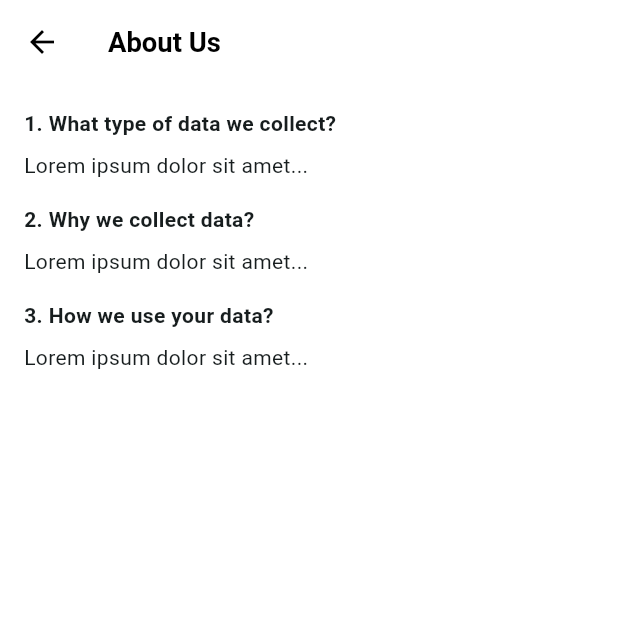
After one commit to iArgho/crew_match, a Flutter app: the ProfileScreen screen opened directly, after a tap on "Settings", after a tap on "About Us", on a phone screen of 412 x 824 dp, the top half of it. The commit adds this screen. Run offline on Flutter 3.47's test engine with Material 3 defaults, Android fonts, the phone set to English and light mode, and no system bars; our stand-ins replace flutter_screenutil, flutter_svg, get; Roboto replaces fonts that are missing (static const String logoColor); project files that could hold a hidden picture were left out.

Commit message:
All componant has added.

```diff
--- /dev/null
+++ b/lib/presentation/settings/about_screen.dart
@@ -0,0 +1,39 @@
+import 'package:flutter/material.dart';
+
+class AboutScreen extends StatelessWidget {
+  const AboutScreen({super.key});
+
+  @override
+  Widget build(BuildContext context) {
+    return Scaffold(
+      appBar: AppBar(title: const Text("About Us")),
+      body: Padding(
+        padding: const EdgeInsets.all(16.0),
+        child: ListView(
+          children: const [
+            Text(
+              "1. What type of data we collect?",
+              style: TextStyle(fontWeight: FontWeight.bold),
+            ),
+            SizedBox(height: 8),
+            Text("Lorem ipsum dolor sit amet..."),
+            SizedBox(height: 16),
+            Text(
+              "2. Why we collect data?",
+              style: TextStyle(fontWeight: FontWeight.bold),
+            ),
+            SizedBox(height: 8),
+            Text("Lorem ipsum dolor sit amet..."),
+            SizedBox(height: 16),
+            Text(
+              "3. How we use your data?",
+              style: TextStyle(fontWeight: FontWeight.bold),
+            ),
+            SizedBox(height: 8),
+            Text("Lorem ipsum dolor sit amet..."),
+          ],
+        ),
+      ),
+    );
+  }
+}
--- a/lib/presentation/settings/setting_screens.dart
+++ b/lib/presentation/settings/setting_screens.dart
@@ -0,0 +1,84 @@
+import 'package:crew_match/presentation/settings/privecy_pollicy_screen.dart';
+import 'package:crew_match/presentation/settings/terms_of_service.dart';
+import 'package:flutter/material.dart';
+import 'about_screen.dart';
+
+class SettingScreens extends StatelessWidget {
+  const SettingScreens({super.key});
+
+  @override
+  Widget build(BuildContext context) {
+    return Scaffold(
+      appBar: AppBar(title: const Text("Settings")),
+      body: ListView(
+        padding: const EdgeInsets.all(16),
+        children: [
+          ListTile(
+            leading: const Icon(Icons.lock_outline),
+            title: const Text("Change Password"),
+            trailing: const Icon(Icons.arrow_forward_ios, size: 16),
+            onTap: () {
+              // Navigate to change password screen
+            },
+          ),
+          const Divider(),
+
+          ListTile(
+            leading: const Icon(Icons.privacy_tip_outlined),
+            title: const Text("Privacy Policy"),
+            trailing: const Icon(Icons.arrow_forward_ios, size: 16),
+            onTap: () {
+              Navigator.push(
+                context,
+                MaterialPageRoute(builder: (_) => const PrivacyPolicyScreen()),
+              );
+            },
+          ),
+          const Divider(),
+
+          ListTile(
+            leading: const Icon(Icons.article_outlined),
+            title: const Text("Terms of Service"),
+            trailing: const Icon(Icons.arrow_forward_ios, size: 16),
+            onTap: () {
+              Navigator.push(
+                context,
+                MaterialPageRoute(builder: (_) => const TermsScreen()),
+              );
+            },
+          ),
+          const Divider(),
+
+          ListTile(
+            leading: const Icon(Icons.info_outline),
+            title: const Text("About Us"),
+            trailing: const Icon(Icons.arrow_forward_ios, size: 16),
+            onTap: () {
+              Navigator.push(
+                context,
+                MaterialPageRoute(builder: (_) => const AboutScreen()),
+              );
+            },
+          ),
+          const Divider(),
+
+          ListTile(
+            leading: const Icon(Icons.delete_outline, color: Colors.red),
+            title: const Text(
+              "Delete Account",
+              style: TextStyle(color: Colors.red),
+            ),
+            trailing: const Icon(
+              Icons.arrow_forward_ios,
+              size: 16,
+              color: Colors.red,
+            ),
+            onTap: () {
+              // Confirm delete account
+            },
+          ),
+        ],
+      ),
+    );
+  }
+}
--- a/lib/presentation/user/profile_screen.dart
+++ b/lib/presentation/user/profile_screen.dart
@@ -1,5 +1,6 @@
 import 'package:crew_match/presentation/auth/createaccout/personal_details_screen.dart';
 import 'package:crew_match/presentation/auth/createaccout/upload_photos_screen.dart';
+import 'package:crew_match/presentation/settings/setting_screens.dart';
 import 'package:crew_match/presentation/user/privecy_mode.dart';
 import 'package:crew_match/presentation/user/subscription_screen.dart';
 import 'package:flutter/material.dart';
@@ -91,10 +92,13 @@ class ProfileScreen extends StatelessWidget {
                 Get.off(() => PersonalDetailsScreen());
               },
             ),
-            const ListTile(
-              leading: Icon(Icons.settings),
-              title: Text("Settings"),
-              trailing: Icon(Icons.arrow_forward_ios, size: 16),
+            ListTile(
+              leading: const Icon(Icons.settings),
+              title: const Text("Settings"),
+              trailing: const Icon(Icons.arrow_forward_ios, size: 16),
+              onTap: () {
+                Get.off(() => SettingScreens());
+              },
             ),
             const ListTile(
               leading: Icon(Icons.logout, color: Colors.red),
```
Also changed, not shown: lib/presentation/settings/privecy_pollicy_screen.dart (added, +36 -0 lines), lib/presentation/settings/terms_of_service.dart (added, +32 -0 lines), assets/images/logo_Color.svg, assets/images/logo_bland.svg, assets/images/samplepicture.jpg (deleted).
